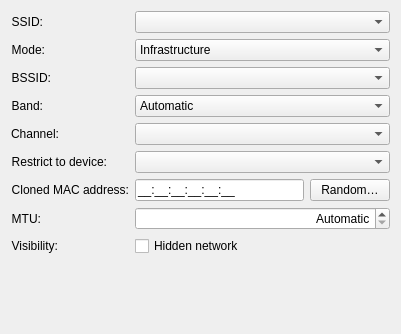
The window that src/desktop/kde/plasma-nm/libs/editor/settings/ui/wificonnectionwidget.ui (HungLo2020/MattOS) describes before a commit, drawn with Qt 5.
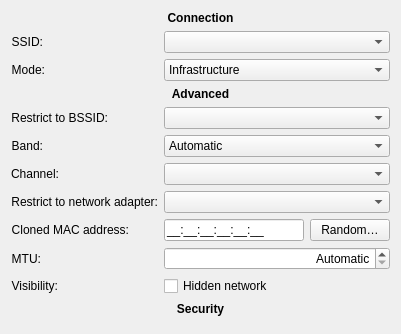
The same window after the commit. Custom widgets are drawn as their Qt base class.

```diff
--- a/src/desktop/kde/plasma-nm/libs/editor/settings/ui/wificonnectionwidget.ui
+++ b/src/desktop/kde/plasma-nm/libs/editor/settings/ui/wificonnectionwidget.ui
@@ -10,8 +10,30 @@
     <height>334</height>
    </rect>
   </property>
+  <property name="minimumSize">
+   <size>
+    <width>250</width>
+    <height>0</height>
+   </size>
+  </property>
   <layout class="QFormLayout" name="formLayout">
-   <item row="0" column="0">
+   <item row="0" column="0" colspan="2">
+    <widget class="QLabel" name="connectionSectionLabel">
+     <property name="text">
+      <string>Connection</string>
+     </property>
+     <property name="font">
+      <font>
+       <weight>75</weight>
+       <bold>true</bold>
+      </font>
+     </property>
+     <property name="alignment">
+      <set>Qt::AlignCenter</set>
+     </property>
+    </widget>
+   </item>
+   <item row="1" column="0">
     <widget class="QLabel" name="SSIDLabel">
      <property name="text">
       <string>SSID:</string>
@@ -24,7 +46,7 @@
      </property>
     </widget>
    </item>
-   <item row="0" column="1">
+   <item row="1" column="1">
     <widget class="SsidComboBox" name="SSIDCombo">
      <property name="sizePolicy">
       <sizepolicy hsizetype="MinimumExpanding" vsizetype="Fixed">
@@ -37,7 +59,7 @@
      </property>
     </widget>
    </item>
-   <item row="1" column="0">
+   <item row="2" column="0">
     <widget class="QLabel" name="modeLabel">
      <property name="text">
       <string>Mode:</string>
@@ -50,7 +72,7 @@
      </property>
     </widget>
    </item>
-   <item row="1" column="1">
+   <item row="2" column="1">
     <widget class="KComboBox" name="modeComboBox">
      <property name="sizePolicy">
       <sizepolicy hsizetype="MinimumExpanding" vsizetype="Fixed">
@@ -75,10 +97,26 @@
      </item>
     </widget>
    </item>
-   <item row="2" column="0">
+   <item row="3" column="0" colspan="2">
+    <widget class="QLabel" name="advancedSectionLabel">
+     <property name="text">
+      <string>Advanced</string>
+     </property>
+     <property name="font">
+      <font>
+       <weight>75</weight>
+       <bold>true</bold>
+      </font>
+     </property>
+     <property name="alignment">
+      <set>Qt::AlignCenter</set>
+     </property>
+    </widget>
+   </item>
+   <item row="4" column="0">
     <widget class="QLabel" name="BSSIDLabel">
      <property name="text">
-      <string>BSSID:</string>
+      <string>Restrict to BSSID:</string>
      </property>
      <property name="alignment">
       <set>Qt::AlignRight|Qt::AlignTrailing|Qt::AlignVCenter</set>
@@ -88,7 +126,7 @@
      </property>
     </widget>
    </item>
-   <item row="2" column="1">
+   <item row="4" column="1">
     <widget class="BssidComboBox" name="BSSIDCombo">
      <property name="sizePolicy">
       <sizepolicy hsizetype="MinimumExpanding" vsizetype="Fixed">
@@ -105,7 +143,7 @@
      </property>
     </widget>
    </item>
-   <item row="3" column="0">
+   <item row="5" column="0">
     <widget class="QLabel" name="bandLabel">
      <property name="sizePolicy">
       <sizepolicy hsizetype="Preferred" vsizetype="Minimum">
@@ -124,7 +162,7 @@
      </property>
     </widget>
    </item>
-   <item row="3" column="1">
+   <item row="5" column="1">
     <widget class="KComboBox" name="band">
      <property name="sizePolicy">
       <sizepolicy hsizetype="MinimumExpanding" vsizetype="Minimum">
@@ -153,7 +191,7 @@
      </item>
     </widget>
    </item>
-   <item row="4" column="0">
+   <item row="6" column="0">
     <widget class="QLabel" name="channelLabel">
      <property name="text">
       <string>Channel:</string>
@@ -166,7 +204,7 @@
      </property>
     </widget>
    </item>
-   <item row="4" column="1">
+   <item row="6" column="1">
     <widget class="KComboBox" name="channel">
      <property name="sizePolicy">
       <sizepolicy hsizetype="MinimumExpanding" vsizetype="Fixed">
@@ -180,10 +218,10 @@
      </property>
     </widget>
    </item>
-   <item row="5" column="0">
+   <item row="7" column="0">
     <widget class="QLabel" name="label">
      <property name="text">
-      <string>Restrict to device:</string>
+      <string>Restrict to network adapter:</string>
      </property>
      <property name="alignment">
       <set>Qt::AlignRight|Qt::AlignTrailing|Qt::AlignVCenter</set>
@@ -193,7 +231,7 @@
      </property>
     </widget>
    </item>
-   <item row="5" column="1">
+   <item row="7" column="1">
     <widget class="HwAddrComboBox" name="macAddress">
      <property name="sizePolicy">
       <sizepolicy hsizetype="MinimumExpanding" vsizetype="Fixed">
@@ -203,7 +241,7 @@
      </property>
     </widget>
    </item>
-   <item row="6" column="0">
+   <item row="8" column="0">
     <widget class="QLabel" name="label_2">
      <property name="text">
       <string>Cloned MAC address:</string>
@@ -216,7 +254,7 @@
      </property>
     </widget>
    </item>
-   <item row="6" column="1">
+   <item row="8" column="1">
     <layout class="QHBoxLayout" name="horizontalLayout">
      <item>
       <widget class="KLineEdit" name="clonedMacAddress">
@@ -243,7 +281,7 @@
      </item>
     </layout>
    </item>
-   <item row="7" column="0">
+   <item row="9" column="0">
     <widget class="QLabel" name="label_3">
      <property name="text">
       <string>MTU:</string>
@@ -256,7 +294,7 @@
      </property>
     </widget>
    </item>
-   <item row="7" column="1">
+   <item row="9" column="1">
     <widget class="QSpinBox" name="mtu">
      <property name="sizePolicy">
       <sizepolicy hsizetype="MinimumExpanding" vsizetype="Fixed">
@@ -281,7 +319,7 @@
      </property>
     </widget>
    </item>
-   <item row="8" column="0">
+   <item row="10" column="0">
     <widget class="QLabel" name="label_4">
      <property name="toolTip">
       <string>Mark this if you want to create a connection for a hidden network</string>
@@ -297,7 +335,7 @@
      </property>
     </widget>
    </item>
-   <item row="8" column="1">
+   <item row="10" column="1">
     <widget class="QCheckBox" name="hiddenNetwork">
      <property name="toolTip">
       <string>Mark this if you want to create a connection for a hidden network</string>
@@ -307,18 +345,21 @@
      </property>
     </widget>
    </item>
-   <item row="9" column="0">
-    <spacer name="verticalSpacer">
-     <property name="orientation">
-      <enum>Qt::Vertical</enum>
+   <item row="11" column="0" colspan="2">
+    <widget class="QLabel" name="securitySectionLabel">
+     <property name="text">
+      <string>Security</string>
      </property>
-     <property name="sizeHint" stdset="0">
-      <size>
-       <width>20</width>
-       <height>40</height>
-      </size>
+     <property name="font">
+      <font>
+       <weight>75</weight>
+       <bold>true</bold>
+      </font>
      </property>
-    </spacer>
+     <property name="alignment">
+      <set>Qt::AlignCenter</set>
+     </property>
+    </widget>
    </item>
   </layout>
  </widget>
```
Left out of the diff: 25 changed lines with no effect on the pictures.
